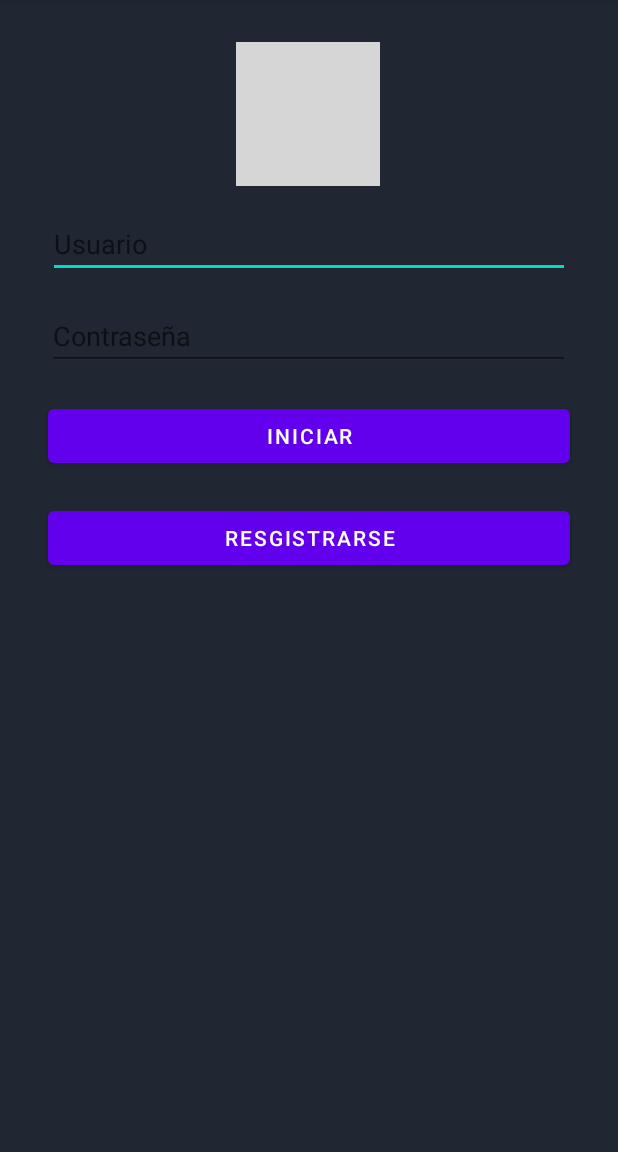
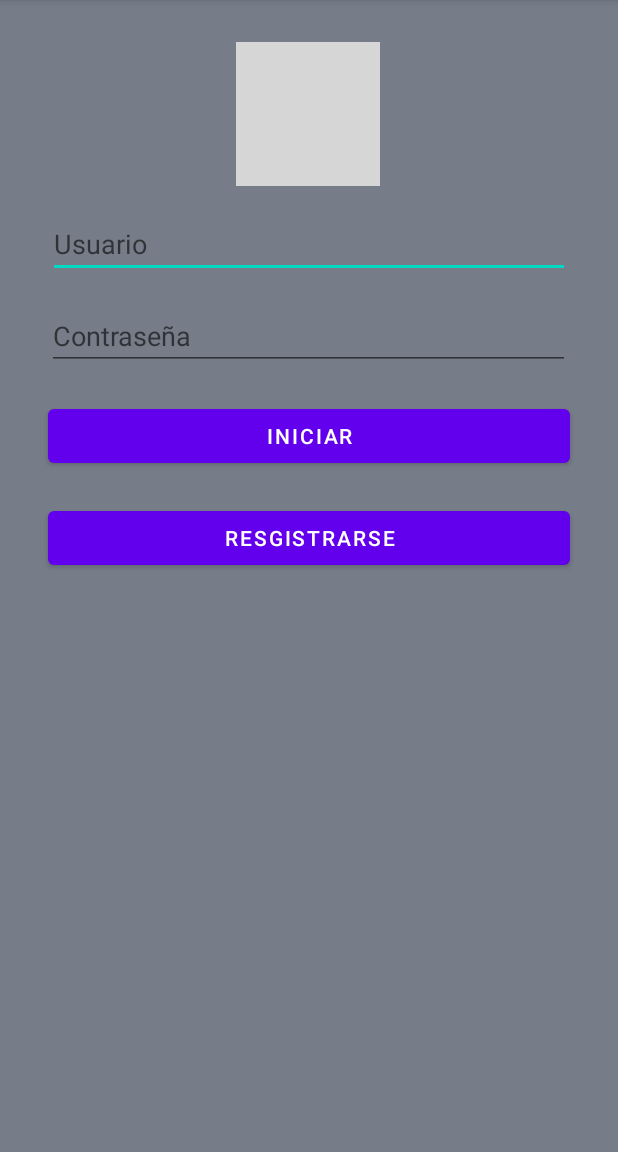
Before and after one commit to Davila99/SASTRENIC, an Android app: the screen it shows after launch (MainActivity), on a phone screen of 412 x 824 dp, the part 84-1236 px from its top. Run offline under Robolectric (Android 15) with nearby library versions, the phone set to English and light mode, and no system bars; grey boxes are pictures that could not be loaded.

Commit message:
Hemos edtitado algunas funciones en el login con el usuario eliseo y la contraseña DAVILA de forma quemada dentro de un if en la clase MainActivity

```diff
--- a/app/src/main/AndroidManifest.xml
+++ b/app/src/main/AndroidManifest.xml
@@ -9,6 +9,7 @@
         android:roundIcon="@mipmap/ic_launcher_round"
         android:supportsRtl="true"
         android:theme="@style/Theme.SASTRENIC">
+        <activity android:name=".InicioActivity"></activity>
         <activity android:name=".MainActivity">
             <intent-filter>
                 <action android:name="android.intent.action.MAIN" />
--- /dev/null
+++ b/app/src/main/java/com/example/sastrenic/login/login.kt
@@ -0,0 +1,5 @@
+package com.example.sastrenic.login
+
+class login {
+
+}
--- a/app/src/main/res/layout/activity_main.xml
+++ b/app/src/main/res/layout/activity_main.xml
@@ -4,9 +4,8 @@
     xmlns:tools="http://schemas.android.com/tools"
     android:layout_width="match_parent"
     android:layout_height="match_parent"
-    tools:context=".MainActivity"
-    android:background="#202732"
-    >
+    android:background="#767D88"
+    tools:context=".MainActivity">
 
 
     <ImageView
@@ -21,7 +20,7 @@
         app:srcCompat="@drawable/login2" />
 
     <EditText
-        android:id="@+id/editTextTextPersonName"
+        android:id="@+id/editUsuario"
         android:layout_width="match_parent"
         android:layout_height="wrap_content"
         android:layout_marginStart="32dp"
@@ -36,7 +35,7 @@
         app:layout_constraintTop_toBottomOf="@+id/imageView2" />
 
     <EditText
-        android:id="@+id/editTextTextPersonName2"
+        android:id="@+id/editContraseña"
         android:layout_width="match_parent"
         android:layout_height="wrap_content"
         android:layout_marginStart="31dp"
@@ -47,7 +46,7 @@
         android:inputType="textPersonName"
         app:layout_constraintEnd_toEndOf="parent"
         app:layout_constraintStart_toStartOf="parent"
-        app:layout_constraintTop_toBottomOf="@+id/editTextTextPersonName" />
+        app:layout_constraintTop_toBottomOf="@+id/editUsuario" />
 
     <Button
         android:id="@+id/button"
@@ -56,11 +55,12 @@
         android:layout_marginStart="32dp"
         android:layout_marginTop="20dp"
         android:layout_marginEnd="32dp"
+        android:onClick="startAplication"
         android:text="Iniciar"
         app:layout_constraintEnd_toEndOf="parent"
         app:layout_constraintHorizontal_bias="0.498"
         app:layout_constraintStart_toStartOf="parent"
-        app:layout_constraintTop_toBottomOf="@+id/editTextTextPersonName2" />
+        app:layout_constraintTop_toBottomOf="@+id/editContraseña" />
 
     <Button
         android:id="@+id/button2"
--- a/app/src/main/res/values/strings.xml
+++ b/app/src/main/res/values/strings.xml
@@ -1,3 +1,4 @@
 <resources>
     <string name="app_name">SASTRENIC</string>
+    <string name="button_send">Iniciar</string>
 </resources>
```
Also changed, not shown: app/src/main/java/com/example/sastrenic/InicioActivity.kt (added, +11 -0 lines), app/src/main/java/com/example/sastrenic/MainActivity.kt (+14 -0 lines), app/src/main/res/layout/activity_inicio.xml (added, +18 -0 lines).
